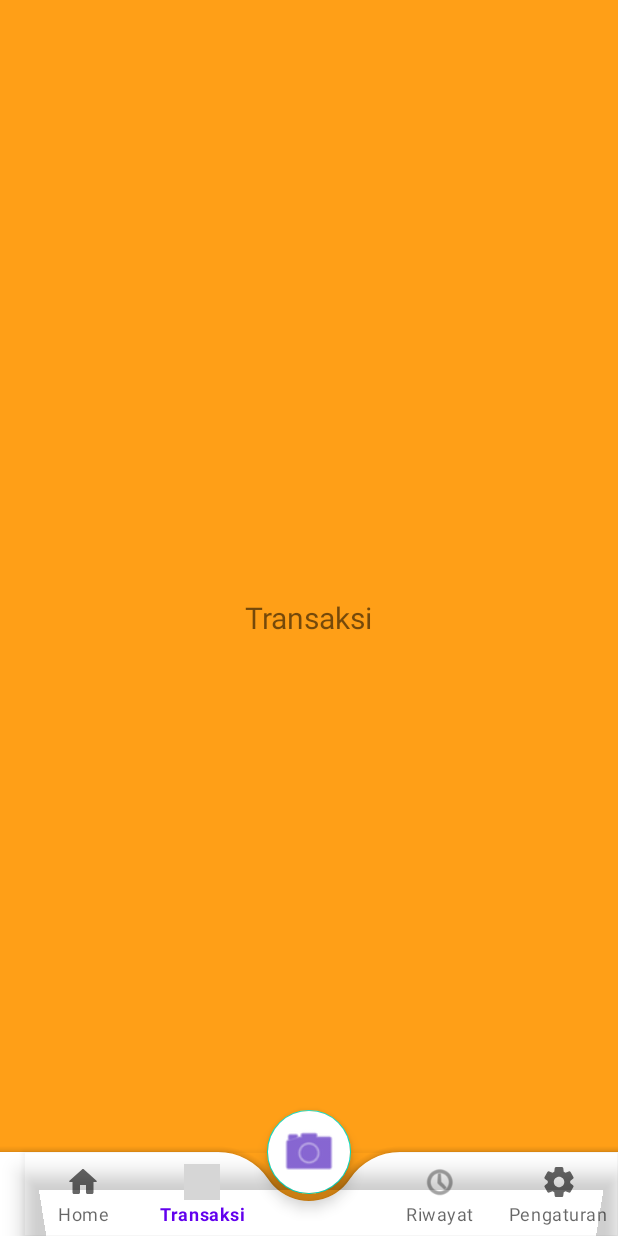
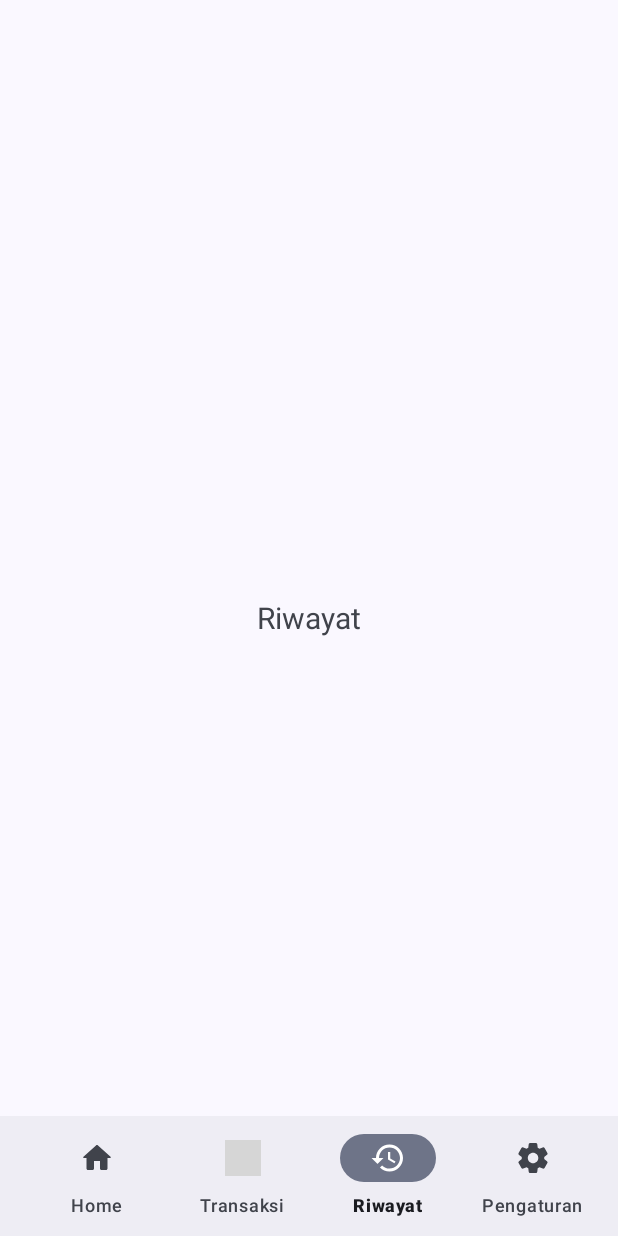
Before and after one commit to xrtvann/seblak-predator-mobile-app, an Android app built with Jetpack Compose: the screen it shows after launch (MainActivity), item 3 of the bottom bar chosen, on a phone screen of 412 x 824 dp. Run offline under Robolectric (Android 15) with nearby library versions, the phone set to English and light mode, and no system bars; grey boxes are pictures that could not be loaded.

Commit message:
update: navbar using style material 3

```diff
--- a/app/src/main/java/com/irvan/seblakpredator/MainActivity.java
+++ b/app/src/main/java/com/irvan/seblakpredator/MainActivity.java
@@ -1,10 +1,9 @@
 package com.irvan.seblakpredator;
 
 import android.os.Bundle;
-
+import android.widget.Toast;
 
 import androidx.activity.EdgeToEdge;
-
 import androidx.appcompat.app.AppCompatActivity;
 import androidx.core.graphics.Insets;
 import androidx.core.view.ViewCompat;
@@ -12,8 +11,10 @@ import androidx.core.view.WindowInsetsCompat;
 import androidx.fragment.app.Fragment;
 
 import com.google.android.material.bottomnavigation.BottomNavigationView;
+import com.google.android.material.floatingactionbutton.FloatingActionButton;
 import com.irvan.seblakpredator.fragment.DashboardFragment;
 import com.irvan.seblakpredator.fragment.PengaturanFragment;
+import com.irvan.seblakpredator.fragment.RiwayatFragment;
 import com.irvan.seblakpredator.fragment.TransaksiFragment;
 
 
@@ -23,15 +24,8 @@ public class MainActivity extends AppCompatActivity {
 
     @Override
     protected void onCreate(Bundle savedInstanceState) {
-
         super.onCreate(savedInstanceState);
-        EdgeToEdge.enable(this);
         setContentView(R.layout.activity_main);
-        ViewCompat.setOnApplyWindowInsetsListener(findViewById(R.id.main), (v, insets) -> {
-            Insets systemBars = insets.getInsets(WindowInsetsCompat.Type.systemBars());
-            v.setPadding(systemBars.left, systemBars.top, systemBars.right, systemBars.bottom);
-            return insets;
-        });
 
         bottomNavigation = findViewById(R.id.bottom_navigation);
 
@@ -42,14 +36,14 @@ public class MainActivity extends AppCompatActivity {
 
         bottomNavigation.setOnItemSelectedListener(menuItem -> {
             Fragment selectedFragment = null;
-
             int id = menuItem.getItemId();
-
 
             if (id == R.id.nav_home) {
                 selectedFragment = new DashboardFragment();
             } else if (id == R.id.nav_transaction) {
                 selectedFragment = new TransaksiFragment();
+            } else if (id == R.id.nav_history) {
+                selectedFragment = new RiwayatFragment();
             } else if (id == R.id.nav_setting) {
                 selectedFragment = new PengaturanFragment();
             }
@@ -58,7 +52,6 @@ public class MainActivity extends AppCompatActivity {
                 getSupportFragmentManager().beginTransaction()
                         .replace(R.id.frame_container, selectedFragment)
                         .commit();
-
             }
             return true;
         });
--- /dev/null
+++ b/app/src/main/java/com/irvan/seblakpredator/fragment/RiwayatFragment.java
@@ -0,0 +1,66 @@
+package com.irvan.seblakpredator.fragment;
+
+import android.os.Bundle;
+
+import androidx.fragment.app.Fragment;
+
+import android.view.LayoutInflater;
+import android.view.View;
+import android.view.ViewGroup;
+
+import com.irvan.seblakpredator.R;
+
+/**
+ * A simple {@link Fragment} subclass.
+ * Use the {@link RiwayatFragment#newInstance} factory method to
+ * create an instance of this fragment.
+ */
+public class RiwayatFragment extends Fragment {
+
+    // TODO: Rename parameter arguments, choose names that match
+    // the fragment initialization parameters, e.g. ARG_ITEM_NUMBER
+    private static final String ARG_PARAM1 = "param1";
+    private static final String ARG_PARAM2 = "param2";
+
+    // TODO: Rename and change types of parameters
+    private String mParam1;
+    private String mParam2;
+
+    public RiwayatFragment() {
+        // Required empty public constructor
+    }
+
+    /**
+     * Use this factory method to create a new instance of
+     * this fragment using the provided parameters.
+     *
+     * @param param1 Parameter 1.
+     * @param param2 Parameter 2.
+     * @return A new instance of fragment RiwayatFragment.
+     */
+    // TODO: Rename and change types and number of parameters
+    public static RiwayatFragment newInstance(String param1, String param2) {
+        RiwayatFragment fragment = new RiwayatFragment();
+        Bundle args = new Bundle();
+        args.putString(ARG_PARAM1, param1);
+        args.putString(ARG_PARAM2, param2);
+        fragment.setArguments(args);
+        return fragment;
+    }
+
+    @Override
+    public void onCreate(Bundle savedInstanceState) {
+        super.onCreate(savedInstanceState);
+        if (getArguments() != null) {
+            mParam1 = getArguments().getString(ARG_PARAM1);
+            mParam2 = getArguments().getString(ARG_PARAM2);
+        }
+    }
+
+    @Override
+    public View onCreateView(LayoutInflater inflater, ViewGroup container,
+                             Bundle savedInstanceState) {
+        // Inflate the layout for this fragment
+        return inflater.inflate(R.layout.fragment_riwayat, container, false);
+    }
+}
--- /dev/null
+++ b/app/src/main/res/color/bottom_nav_item_color.xml
@@ -0,0 +1,5 @@
+<?xml version="1.0" encoding="utf-8"?>
+<selector xmlns:android="http://schemas.android.com/apk/res/android">
+    <item android:state_checked="true" android:color="@android:color/white" />
+    <item android:color="@color/primary" />
+</selector>
--- /dev/null
+++ b/app/src/main/res/drawable/ic_history.xml
@@ -0,0 +1,5 @@
+<vector xmlns:android="http://schemas.android.com/apk/res/android" android:height="24dp" android:tint="#000000" android:viewportHeight="24" android:viewportWidth="24" android:width="24dp">
+
+    <path android:fillColor="@android:color/white" android:pathData="M13,3c-4.97,0 -9,4.03 -9,9L1,12l3.89,3.89 0.07,0.14L9,12L6,12c0,-3.87 3.13,-7 7,-7s7,3.13 7,7 -3.13,7 -7,7c-1.93,0 -3.68,-0.79 -4.94,-2.06l-1.42,1.42C8.27,19.99 10.51,21 13,21c4.97,0 9,-4.03 9,-9s-4.03,-9 -9,-9zM12,8v5l4.28,2.54 0.72,-1.21 -3.5,-2.08L13.5,8L12,8z"/>
+
+</vector>
--- a/app/src/main/res/layout/activity_main.xml
+++ b/app/src/main/res/layout/activity_main.xml
@@ -1,62 +1,34 @@
-<androidx.constraintlayout.widget.ConstraintLayout xmlns:android="http://schemas.android.com/apk/res/android"
+<androidx.coordinatorlayout.widget.CoordinatorLayout xmlns:android="http://schemas.android.com/apk/res/android"
     xmlns:app="http://schemas.android.com/apk/res-auto"
     xmlns:tools="http://schemas.android.com/tools"
     android:id="@+id/main"
     android:layout_width="match_parent"
     android:layout_height="match_parent"
+    android:clipChildren="false"
+    android:clipToPadding="false"
+    android:fitsSystemWindows="true"
+    android:orientation="vertical"
     tools:context=".MainActivity">
-
-    <!-- Container untuk fragment -->
-
-    <!-- Bottom Navigation -->
-    <androidx.coordinatorlayout.widget.CoordinatorLayout
-        android:layout_width="0dp"
-        android:layout_height="0dp"
-        android:background="@color/secondary"
-        app:layout_constraintBottom_toBottomOf="parent"
-        app:layout_constraintEnd_toEndOf="parent"
-        app:layout_constraintStart_toStartOf="parent"
-        app:layout_constraintTop_toTopOf="parent">
 
     <FrameLayout
         android:id="@+id/frame_container"
         android:layout_width="match_parent"
-            android:layout_height="match_parent" />
+        android:layout_height="match_parent"
+        android:layout_weight="1" />
 
     <com.google.android.material.bottomappbar.BottomAppBar
-            android:id="@+id/bottomAppBar"
         android:layout_width="match_parent"
         android:layout_height="wrap_content"
-            android:layout_gravity="bottom"
-            android:background="@color/white"
-            app:fabCradleMargin="5dp"
-            app:fabCradleRoundedCornerRadius="40dp">
+        android:layout_gravity="bottom">
 
         <com.google.android.material.bottomnavigation.BottomNavigationView
-                android:layout_width="wrap_content"
-                android:layout_height="wrap_content"
-                android:layout_gravity="bottom"
             android:id="@+id/bottom_navigation"
-                android:background="@android:color/transparent"
-
+            android:layout_width="match_parent"
+            android:layout_height="match_parent"
             app:labelVisibilityMode="labeled"
             app:menu="@menu/bottom_nav_menu" />
 
     </com.google.android.material.bottomappbar.BottomAppBar>
 
 
-        <com.google.android.material.floatingactionbutton.FloatingActionButton
-            android:layout_width="wrap_content"
-            android:layout_height="wrap_content"
-            android:backgroundTint="@color/white"
-            android:contentDescription="@string/app_name"
-            android:src="@android:drawable/ic_menu_camera"
-            app:layout_anchor="@id/bottomAppBar"
-            app:maxImageSize="40dp"
-            app:tint="@color/purple_700" />
-
-
 </androidx.coordinatorlayout.widget.CoordinatorLayout>
-
-
-</androidx.constraintlayout.widget.ConstraintLayout>
--- /dev/null
+++ b/app/src/main/res/layout/fragment_riwayat.xml
@@ -0,0 +1,12 @@
+<LinearLayout xmlns:android="http://schemas.android.com/apk/res/android"
+    android:layout_width="match_parent"
+    android:layout_height="match_parent"
+    android:gravity="center"
+    android:orientation="vertical">
+
+    <TextView
+        android:text="Riwayat"
+        android:textSize="20sp"
+        android:layout_width="wrap_content"
+        android:layout_height="wrap_content" />
+</LinearLayout>
--- a/app/src/main/res/menu/bottom_nav_menu.xml
+++ b/app/src/main/res/menu/bottom_nav_menu.xml
@@ -2,29 +2,20 @@
 <menu xmlns:android="http://schemas.android.com/apk/res/android">
     <item
         android:id="@+id/nav_home"
-        android:title="Home"
-        android:icon="@drawable/ic_home"
-        />
+        android:title="@string/nav_home"
+        android:icon="@drawable/ic_home" />
     <item
         android:id="@+id/nav_transaction"
-        android:title="Transaksi"
-        android:icon="@drawable/ic_receipt"
-        />
-
-    <item
-        android:id="@+id/nav_fab"
-        android:title=""
-        android:enabled="false"/>
-
+        android:title="@string/nav_transaksi"
+        android:icon="@drawable/ic_receipt" />
 
     <item
         android:id="@+id/nav_history"
-        android:title="Riwayat"
-        android:icon="@android:drawable/ic_menu_recent_history"/>
+        android:title="@string/nav_riwayat"
+        android:icon="@drawable/ic_history" />
 
     <item
         android:id="@+id/nav_setting"
-        android:title="Pengaturan"
-        android:icon="@drawable/ic_settings"
-        />
+        android:title="@string/nav_pengaturan"
+        android:icon="@drawable/ic_settings" />
 </menu>
--- a/app/src/main/res/values/strings.xml
+++ b/app/src/main/res/values/strings.xml
@@ -1,5 +1,9 @@
 <resources>
     <string name="app_name">Seblak Predator</string>
-    <!-- TODO: Remove or change this placeholder text -->
+
     <string name="hello_blank_fragment">Hello blank fragment</string>
+    <string name="nav_home">Home</string>
+    <string name="nav_transaksi">Transaksi</string>
+    <string name="nav_riwayat">Riwayat</string>
+    <string name="nav_pengaturan">Pengaturan</string>
 </resources>
--- a/app/src/main/res/values/themes.xml
+++ b/app/src/main/res/values/themes.xml
@@ -1,8 +1,7 @@
 <?xml version="1.0" encoding="utf-8"?>
 <resources>
 
-    <style name="Theme.SeblakPredator" parent="Theme.MaterialComponents.Light.NoActionBar">
-        <item name="android:windowBackground">@color/white</item>
+    <style name="Theme.SeblakPredator" parent="Theme.Material3.DynamicColors.DayNight.NoActionBar">
     </style>
 
 
```
Lines whose indentation alone changed are shown as unchanged.
